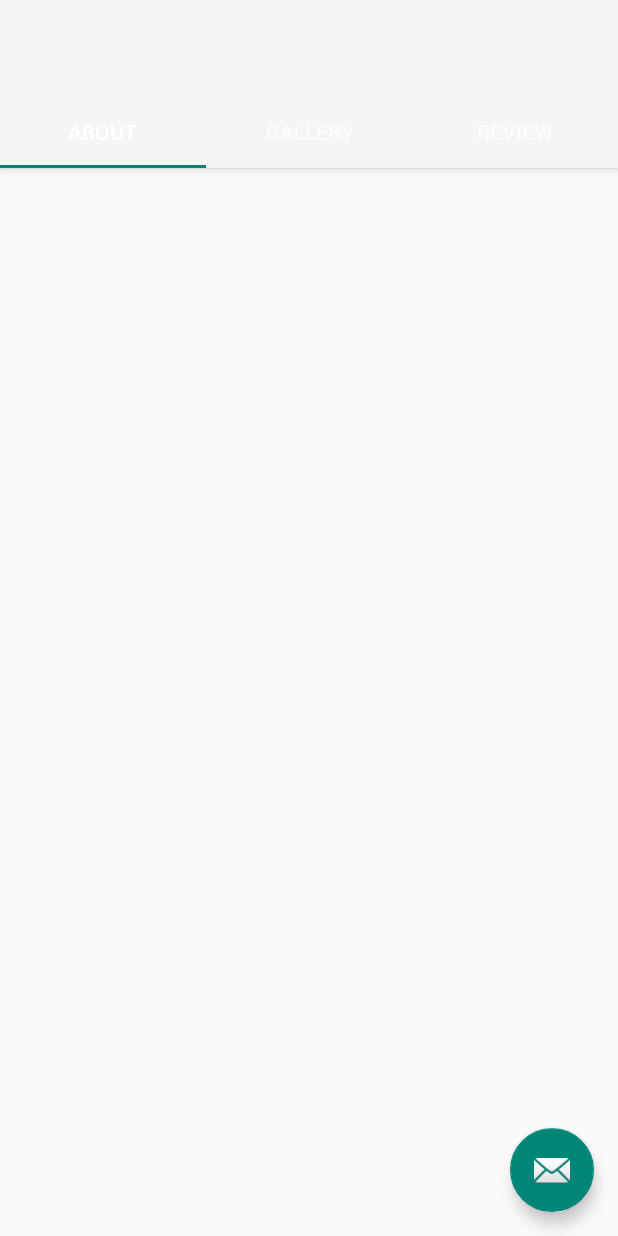
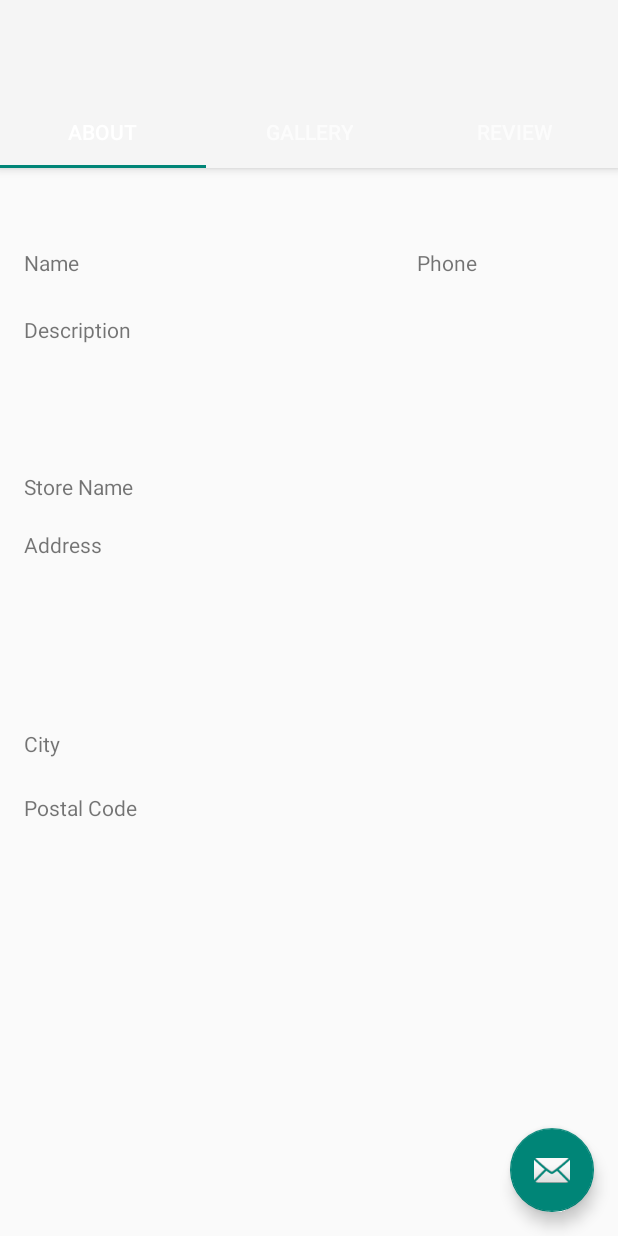
Before and after one commit to amuna/FinalProject, an Android app: the BarberAbout screen opened directly, with no data from a screen before it, on a phone screen of 412 x 824 dp. Run offline under Robolectric (Android 15) with nearby library versions, the phone set to English and light mode, and no system bars; 8 statements that could not run were skipped.

Commit message:
ETHAN: Updated barber Profile

```diff
--- a/app/src/main/java/com/example/amuna95/finalproject/BarberAbout.java
+++ b/app/src/main/java/com/example/amuna95/finalproject/BarberAbout.java
@@ -5,16 +5,49 @@ import android.os.Bundle;
 import android.view.LayoutInflater;
 import android.view.View;
 import android.view.ViewGroup;
+import android.widget.TextView;
 
 /**
  * Created by amuna95 on 12/12/2017.
  */
 
 public class BarberAbout extends Fragment {
+    private TextView lblName;
+    private TextView lblDescription;
+    private TextView lblStoreName;
+    private TextView lblAddress;
+    private TextView lblCity;
+    private TextView lblPostalCode;
+    private TextView lblPhone;
+
     @Override
     public View onCreateView(LayoutInflater inflater, ViewGroup container,
                              Bundle savedInstanceState) {
         View rootView = inflater.inflate(R.layout.barber_about, container, false);
+        setText(rootView);
         return rootView;
     }
+
+    public void setText(View view) {
+        lblName = view.findViewById(R.id.tabName);
+        lblDescription = view.findViewById(R.id.tabDescription);
+        lblStoreName = view.findViewById(R.id.lblStore);
+        lblAddress = view.findViewById(R.id.lblAddress);
+        lblCity = view.findViewById(R.id.lblCity);
+        lblPostalCode = view.findViewById(R.id.lblPostalCode);
+        lblPhone = view.findViewById(R.id.lblPhone);
+
+        String[] data = getArguments().getStringArray("DATA");
+        lblName.setText(data[1]);
+        lblAddress.setText(data[2]);
+        lblCity.setText(data[3]);
+        lblStoreName.setText(data[4]);
+        lblDescription.setText(data[5]);
+        lblPostalCode.setText(data[6]);
+        lblPhone.setText(data[7]);
+    }
+
+
+
+
 }
--- a/app/src/main/java/com/example/amuna95/finalproject/BarberArrayAdapter.java
+++ b/app/src/main/java/com/example/amuna95/finalproject/BarberArrayAdapter.java
@@ -2,7 +2,6 @@ package com.example.amuna95.finalproject;
 
 
 import android.content.Context;
-import android.util.Log;
 import android.view.LayoutInflater;
 import android.view.View;
 import android.view.ViewGroup;
@@ -40,7 +39,7 @@ public class BarberArrayAdapter extends ArrayAdapter<Barber> {
         RatingBar ratingBar = (RatingBar) reusableView.findViewById(R.id.ratingBar);
         ratingBar.setRating(barber.getRating());
 
-        TextView lblName = (TextView)reusableView.findViewById(R.id.lblName);
+        TextView lblName = (TextView)reusableView.findViewById(R.id.tabName);
         lblName.setText(barber.getName());
 
         TextView lblAddress = (TextView)reusableView.findViewById(R.id.lblAddress);
@@ -52,6 +51,9 @@ public class BarberArrayAdapter extends ArrayAdapter<Barber> {
         TextView lblCity = (TextView)reusableView.findViewById(R.id.lblCity);
         lblCity.setText(barber.getCity());
 
+        TextView lblEmail = (TextView)reusableView.findViewById(R.id.lblEmail);
+        lblEmail.setText(barber.getEmail());
+
         return reusableView;
     }
 }
--- a/app/src/main/java/com/example/amuna95/finalproject/BarberProfile.java
+++ b/app/src/main/java/com/example/amuna95/finalproject/BarberProfile.java
@@ -1,5 +1,6 @@
 package com.example.amuna95.finalproject;
 
+import android.content.Intent;
 import android.support.design.widget.TabLayout;
 import android.support.design.widget.FloatingActionButton;
 import android.support.design.widget.Snackbar;
@@ -19,7 +20,28 @@ import android.view.ViewGroup;
 
 import android.widget.TextView;
 
+import java.util.ArrayList;
+import java.util.Arrays;
+
 public class BarberProfile extends AppCompatActivity {
+
+    private String barberEmail;
+    BarberDBHelper helper = new BarberDBHelper(this);
+
+    private String getEmail() {
+        Intent intent = getIntent();
+        String email = intent.getStringExtra("EMAIL");
+        return email;
+    }
+
+    private String[] getData(String email) {
+        Barber barber = helper.getBarber(email);
+        String[] data = {barber.getEmail(), barber.getName(), barber.getAddress(),
+                barber.getCity(), barber.getStoreName(), barber.getDescription(), barber.getPostalCode(),
+                barber.getPhone()};
+        //ArrayList<String> data = new ArrayList<String>(Arrays.asList();
+        return data;
+    }
 
     /**
      * The {@link android.support.v4.view.PagerAdapter} that will provide
@@ -63,6 +85,8 @@ public class BarberProfile extends AppCompatActivity {
             }
         });
 
+        barberEmail = getEmail();
+
     }
 
 
@@ -97,12 +121,16 @@ public class BarberProfile extends AppCompatActivity {
         public SectionsPagerAdapter(FragmentManager fm) {
             super(fm);
         }
+        private String[] tabTitles = new String[]{"About", "Gallery", "Review"};
 
         @Override
         public Fragment getItem(int position) {
             switch (position) {
                 case 0:
                     BarberAbout tab1 = new BarberAbout();
+                    Bundle args = new Bundle();
+                    args.putStringArray("DATA", getData(getEmail()));
+                    tab1.setArguments(args);
                     return tab1;
                 case 1:
                     BarberGallery tab2 = new BarberGallery();
@@ -124,15 +152,16 @@ public class BarberProfile extends AppCompatActivity {
 
         @Override
         public CharSequence getPageTitle(int position) {
-            switch (position) {
+           return tabTitles[position];
+           /* switch (position) {
                 case 0:
                     return "ABOUT";
                 case 1:
                     return "GALLERY";
                 case 2:
                     return "REVIEW";
-            }
-            return null;
+            }*/
+           // return null;
         }
     }
 }
--- a/app/src/main/res/layout/barber_about.xml
+++ b/app/src/main/res/layout/barber_about.xml
@@ -13,4 +13,67 @@
         android:layout_width="wrap_content"
         android:layout_height="wrap_content" />
 
+    <TextView
+        android:id="@+id/tabName"
+        android:layout_width="wrap_content"
+        android:layout_height="wrap_content"
+        android:layout_alignParentStart="true"
+        android:layout_below="@+id/section_label"
+        android:layout_marginTop="18dp"
+        android:text="Name" />
+
+    <TextView
+        android:id="@+id/tabDescription"
+        android:layout_width="wrap_content"
+        android:layout_height="wrap_content"
+        android:layout_alignParentEnd="true"
+        android:layout_alignParentStart="true"
+        android:layout_below="@+id/tabName"
+        android:layout_marginTop="25dp"
+        android:text="Description" />
+
+    <TextView
+        android:id="@+id/lblStore"
+        android:layout_width="wrap_content"
+        android:layout_height="wrap_content"
+        android:layout_below="@+id/tabDescription"
+        android:layout_marginTop="85dp"
+        android:layout_toEndOf="@+id/section_label"
+        android:text="Store Name" />
+
+    <TextView
+        android:id="@+id/lblAddress"
+        android:layout_width="wrap_content"
+        android:layout_height="wrap_content"
+        android:layout_below="@+id/lblStore"
+        android:layout_marginTop="19dp"
+        android:layout_toEndOf="@+id/section_label"
+        android:text="Address" />
+
+    <TextView
+        android:id="@+id/lblCity"
+        android:layout_width="wrap_content"
+        android:layout_height="wrap_content"
+        android:layout_centerVertical="true"
+        android:layout_toEndOf="@+id/section_label"
+        android:text="City" />
+
+    <TextView
+        android:id="@+id/lblPostalCode"
+        android:layout_width="wrap_content"
+        android:layout_height="wrap_content"
+        android:layout_below="@+id/lblCity"
+        android:layout_marginTop="23dp"
+        android:layout_toEndOf="@+id/section_label"
+        android:text="Postal Code" />
+
+    <TextView
+        android:id="@+id/lblPhone"
+        android:layout_width="wrap_content"
+        android:layout_height="wrap_content"
+        android:layout_alignParentEnd="true"
+        android:layout_alignTop="@+id/tabName"
+        android:layout_marginEnd="78dp"
+        android:text="Phone" />
+
 </RelativeLayout>
```
Also changed, not shown: app/src/main/java/com/example/amuna95/finalproject/Barber.java (+16 -0 lines), app/src/main/java/com/example/amuna95/finalproject/BarberDBHelper.java (+8 -8 lines), app/src/main/java/com/example/amuna95/finalproject/MainActivity.java (+7 -1 lines), app/src/main/res/layout/barber_list.xml (+14 -4 lines).
